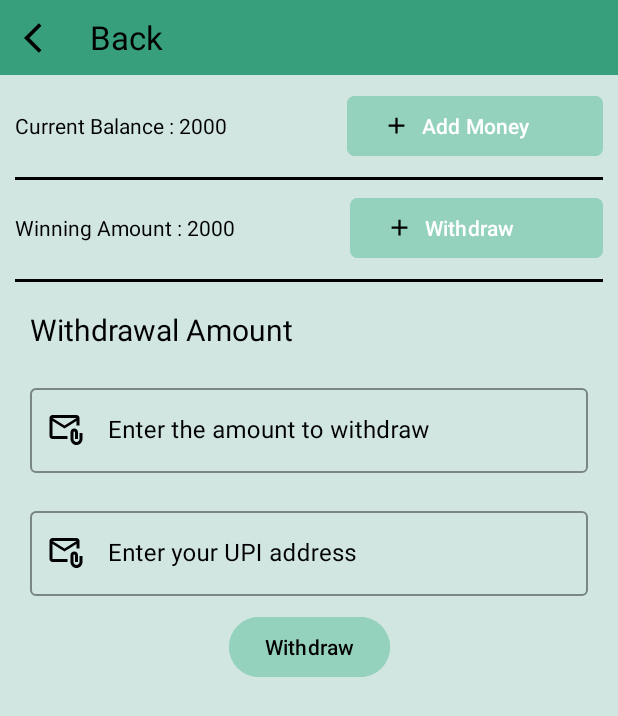
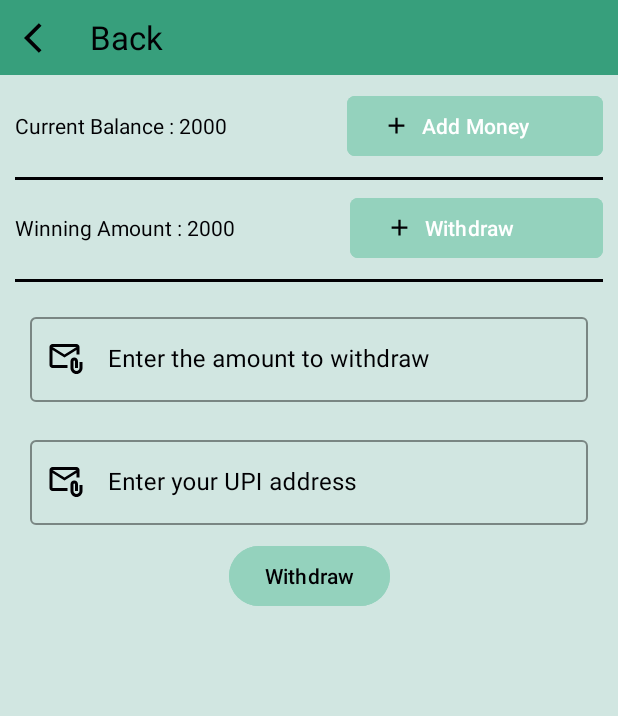
Before and after one commit to Vivek0o/winhey, an Android app: the MoneyFragmentPlayer screen opened through its navigation route, after a tap on "Withdraw", on a phone screen of 412 x 824 dp. Shown: the top 716 px of the screen. Run offline under Robolectric (Android 15) with nearby library versions, the phone set to English and light mode, and no system bars; our stand-ins replace Firebase (no records; nobody signed in at launch, a user with empty details on screens opened directly), data binding, navigation-ui; pictures from the network do not load; 1 other tap on this screen came first.

Commit message:
Fixed minor issues

```diff
--- a/app/src/main/java/com/example/winhey/ui/view/fragment/MoneyFragmentPlayer.kt
+++ b/app/src/main/java/com/example/winhey/ui/view/fragment/MoneyFragmentPlayer.kt
@@ -83,9 +83,6 @@ class MoneyFragmentPlayer : Fragment() {
                     }
                     "Winning Amount: ${it.data.totalWon}".also {
                         binding.userWinningAmount.text = it
-                    }
-                    "Withdrawal Amount: ${(it.data.accountBalance) + getWithdrawalAmount(it.data.totalWon)}".also {
-                        binding.containerWithdraw.withdrawalAmount.text = it
                     }
                 }
 
--- a/app/src/main/java/com/example/winhey/ui/viewmodel/GameViewModel.kt
+++ b/app/src/main/java/com/example/winhey/ui/viewmodel/GameViewModel.kt
@@ -21,7 +21,7 @@ class GameViewModel : ViewModel() {
             player = player,
             isPlaying = true,
             amount = amount,
-            gameCount = _gameState.value!!.gameCount + 1
+            gameCount = _gameState.value!!.gameCount
         )
     }
 
--- a/app/src/main/java/com/example/winhey/utils/FlipFlopGameUtil.kt
+++ b/app/src/main/java/com/example/winhey/utils/FlipFlopGameUtil.kt
@@ -7,6 +7,7 @@ import android.graphics.Color
 import android.media.MediaPlayer
 import android.os.Handler
 import android.os.Looper
+import android.util.Log
 import android.view.View
 import android.widget.ImageView
 import com.example.winhey.R
@@ -56,7 +57,9 @@ class FlipFlopGameUtil(
                 cardView1.isClickable = false
                 cardView2.isClickable = false
 
-                val decision = gameViewModel.gameState.value?.let { DecisionMaker.makeDecision(it) } ?: return
+                val decision = gameViewModel.gameState.value?.let {
+                    DecisionMaker.makeDecision(it)
+                } ?: return
                 val gameState = gameViewModel.gameState.value ?: return
 
                 if (decision) {
--- a/app/src/main/res/layout/fragment_withdraw_money.xml
+++ b/app/src/main/res/layout/fragment_withdraw_money.xml
@@ -5,19 +5,6 @@
     android:background="@android:color/transparent"
     android:layout_width="match_parent"
     android:layout_height="match_parent">
-
-    <TextView
-        android:id="@+id/withdrawal_amount"
-        android:layout_width="match_parent"
-        android:layout_height="wrap_content"
-        android:textSize="20sp"
-        android:textColor="@color/Black"
-        android:layout_margin="20dp"
-        app:layout_constraintStart_toStartOf="parent"
-        app:layout_constraintTop_toTopOf="parent"
-        app:layout_constraintBottom_toTopOf="@id/textInputLayoutWithdrawalAmount"
-        android:text="@string/withdrawal_amount"
-        />
 
     <com.google.android.material.textfield.TextInputLayout
         android:id="@+id/textInputLayoutWithdrawalAmount"
@@ -29,7 +16,7 @@
         app:hintTextColor="@color/Black"
         android:textColorHint="@color/Black"
         app:layout_constraintStart_toStartOf="parent"
-        app:layout_constraintTop_toBottomOf="@+id/withdrawal_amount"
+        app:layout_constraintTop_toTopOf="parent"
         app:startIconDrawable="@drawable/ic_email"
         app:startIconTint="@color/Black">
 
```
Also changed, not shown: app/src/main/java/com/example/winhey/ui/view/fragment/GameFragment.kt (+6 -1 lines), app/src/main/java/com/example/winhey/utils/algo/DecisionMaker.kt (+13 -3 lines).
